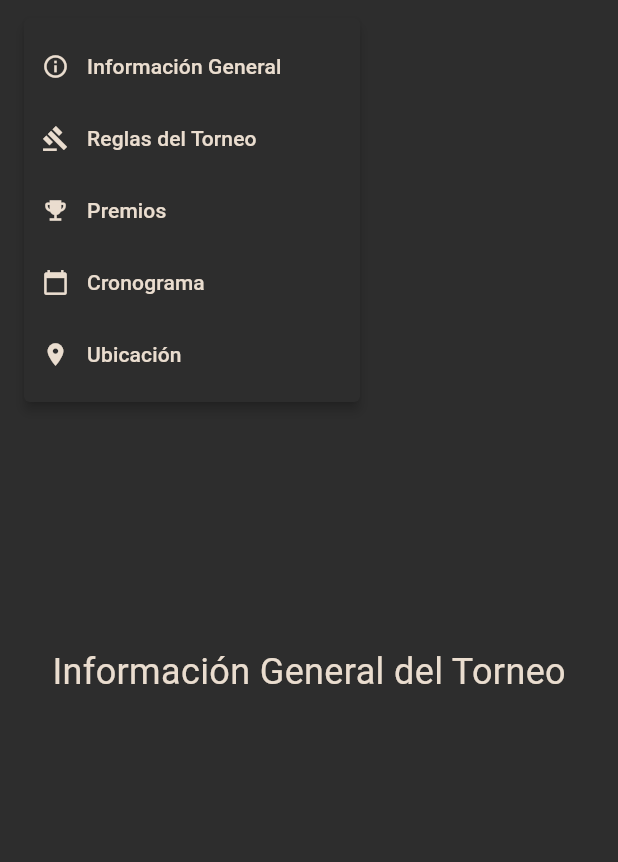
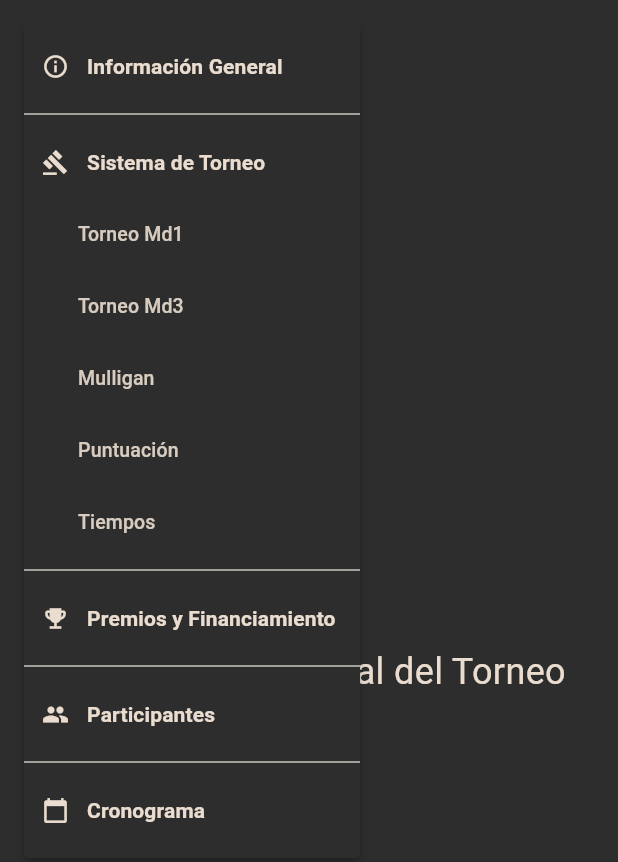
Before and after one commit to andreuvv/myl-tournament-web, a Flutter app: the TournamentInfoPage widget shown alone on an empty page, opened directly, after a tap on the "menu" icon, on a phone screen of 412 x 824 dp. Shown: the top 862 px of the screen. Run offline on Flutter 3.47's test engine with Material 3 defaults, Android fonts, the phone set to English and light mode, and no system bars; our stand-ins replace web; missing offline and left inert: dart:ui_web; Roboto replaces fonts that are missing (Georgia).

Commit message:
feat: refactor TournamentInfoPage to enhance structure and add subsections

```diff
--- a/lib/views/tournament_info_page.dart
+++ b/lib/views/tournament_info_page.dart
@@ -3,10 +3,18 @@ import 'package:myl_app_web/app_colors.dart';
 
 enum InfoSection {
   general,
-  rules,
-  prizes,
+  tournamentSystem,
+  prizesAndFunding,
+  participants,
   schedule,
-  location,
+}
+
+enum TournamentSubsection {
+  md1,
+  md3,
+  mulligan,
+  scoring,
+  timing,
 }
 
 extension InfoSectionExtension on InfoSection {
@@ -14,14 +22,14 @@ extension InfoSectionExtension on InfoSection {
     switch (this) {
       case InfoSection.general:
         return 'Información General';
-      case InfoSection.rules:
-        return 'Reglas del Torneo';
-      case InfoSection.prizes:
-        return 'Premios';
+      case InfoSection.tournamentSystem:
+        return 'Sistema de Torneo';
+      case InfoSection.prizesAndFunding:
+        return 'Premios y Financiamiento';
+      case InfoSection.participants:
+        return 'Participantes';
       case InfoSection.schedule:
         return 'Cronograma';
-      case InfoSection.location:
-        return 'Ubicación';
     }
   }
 
@@ -29,14 +37,40 @@ extension InfoSectionExtension on InfoSection {
     switch (this) {
       case InfoSection.general:
         return Icons.info_outline;
-      case InfoSection.rules:
+      case InfoSection.tournamentSystem:
         return Icons.gavel;
-      case InfoSection.prizes:
+      case InfoSection.prizesAndFunding:
         return Icons.emoji_events;
+      case InfoSection.participants:
+        return Icons.people;
       case InfoSection.schedule:
         return Icons.calendar_today;
-      case InfoSection.location:
-        return Icons.place;
+    }
+  }
+
+  List<TournamentSubsection>? get subsections {
+    switch (this) {
+      case InfoSection.tournamentSystem:
+        return TournamentSubsection.values;
+      default:
+        return null;
+    }
+  }
+}
+
+extension TournamentSubsectionExtension on TournamentSubsection {
+  String get title {
+    switch (this) {
+      case TournamentSubsection.md1:
+        return 'Torneo Md1';
+      case TournamentSubsection.md3:
+        return 'Torneo Md3';
+      case TournamentSubsection.mulligan:
+        return 'Mulligan';
+      case TournamentSubsection.scoring:
+        return 'Puntuación';
+      case TournamentSubsection.timing:
+        return 'Tiempos';
     }
   }
 }
@@ -50,19 +84,24 @@ class TournamentInfoPage extends StatefulWidget {
 
 class _TournamentInfoPageState extends State<TournamentInfoPage> {
   InfoSection _selectedSection = InfoSection.general;
+  TournamentSubsection? _selectedSubsection;
 
-  Widget _buildContent(InfoSection section) {
-    switch (section) {
+  Widget _buildContent() {
+    if (_selectedSubsection != null) {
+      return _buildSubsectionContent(_selectedSubsection!);
+    }
+
+    switch (_selectedSection) {
       case InfoSection.general:
         return _buildGeneralInfo();
-      case InfoSection.rules:
-        return _buildRules();
-      case InfoSection.prizes:
-        return _buildPrizes();
+      case InfoSection.tournamentSystem:
+        return _buildTournamentSystem();
+      case InfoSection.prizesAndFunding:
+        return _buildPrizesAndFunding();
+      case InfoSection.participants:
+        return _buildParticipants();
       case InfoSection.schedule:
         return _buildSchedule();
-      case InfoSection.location:
-        return _buildLocation();
     }
   }
 
@@ -75,19 +114,28 @@ class _TournamentInfoPageState extends State<TournamentInfoPage> {
     );
   }
 
-  Widget _buildRules() {
+  Widget _buildTournamentSystem() {
     return const Center(
       child: Text(
-        'Reglas del Torneo',
+        'Sistema de Torneo',
         style: TextStyle(color: AppColors.beige, fontSize: 24),
       ),
     );
   }
 
-  Widget _buildPrizes() {
+  Widget _buildPrizesAndFunding() {
     return const Center(
       child: Text(
-        'Premios',
+        'Premios y Financiamiento',
+        style: TextStyle(color: AppColors.beige, fontSize: 24),
+      ),
+    );
+  }
+
+  Widget _buildParticipants() {
+    return const Center(
+      child: Text(
+        'Participantes',
         style: TextStyle(color: AppColors.beige, fontSize: 24),
       ),
     );
@@ -102,33 +150,44 @@ class _TournamentInfoPageState extends State<TournamentInfoPage> {
     );
   }
 
-  Widget _buildLocation() {
-    return const Center(
+  Widget _buildSubsectionContent(TournamentSubsection subsection) {
+    return Center(
       child: Text(
-        'Ubicación',
-        style: TextStyle(color: AppColors.beige, fontSize: 24),
+        subsection.title,
+        style: const TextStyle(color: AppColors.beige, fontSize: 24),
       ),
     );
   }
 
   Widget _buildIndexItem(InfoSection section) {
-    final isSelected = _selectedSection == section;
-    return MouseRegion(
+    final isSectionSelected = _selectedSection == section;
+    final subsections = section.subsections;
+
+    return Column(
+      crossAxisAlignment: CrossAxisAlignment.stretch,
+      children: [
+        // Main section item
+        MouseRegion(
           cursor: SystemMouseCursors.click,
           child: GestureDetector(
             onTap: () {
               setState(() {
                 _selectedSection = section;
+                _selectedSubsection = null;
               });
             },
             child: Container(
               margin: const EdgeInsets.symmetric(vertical: 4, horizontal: 8),
               padding: const EdgeInsets.symmetric(vertical: 12, horizontal: 16),
               decoration: BoxDecoration(
-            color: isSelected ? AppColors.petrolBlue : Colors.transparent,
+                color: isSectionSelected && _selectedSubsection == null
+                    ? AppColors.petrolBlue
+                    : Colors.transparent,
                 borderRadius: BorderRadius.circular(8),
                 border: Border.all(
-              color: isSelected ? AppColors.ocher : Colors.transparent,
+                  color: isSectionSelected && _selectedSubsection == null
+                      ? AppColors.ocher
+                      : Colors.transparent,
                   width: 1,
                 ),
               ),
@@ -146,7 +205,9 @@ class _TournamentInfoPageState extends State<TournamentInfoPage> {
                       style: TextStyle(
                         color: AppColors.beige,
                         fontWeight:
-                        isSelected ? FontWeight.bold : FontWeight.normal,
+                            isSectionSelected && _selectedSubsection == null
+                                ? FontWeight.bold
+                                : FontWeight.normal,
                         fontSize: 16,
                       ),
                     ),
@@ -155,6 +216,52 @@ class _TournamentInfoPageState extends State<TournamentInfoPage> {
               ),
             ),
           ),
+        ),
+        // Subsections (always shown if they exist)
+        if (subsections != null)
+          ...subsections.map((subsection) {
+            final isSubsectionSelected = _selectedSubsection == subsection;
+            return MouseRegion(
+              cursor: SystemMouseCursors.click,
+              child: GestureDetector(
+                onTap: () {
+                  setState(() {
+                    _selectedSubsection = subsection;
+                    _selectedSection = section;
+                  });
+                },
+                child: Container(
+                  margin: const EdgeInsets.only(
+                      left: 32, right: 8, top: 2, bottom: 2),
+                  padding:
+                      const EdgeInsets.symmetric(vertical: 10, horizontal: 16),
+                  decoration: BoxDecoration(
+                    color: isSubsectionSelected
+                        ? AppColors.petrolBlue.withValues(alpha: 0.7)
+                        : Colors.transparent,
+                    borderRadius: BorderRadius.circular(6),
+                    border: Border.all(
+                      color: isSubsectionSelected
+                          ? AppColors.ocher
+                          : AppColors.beige.withValues(alpha: 0.2),
+                      width: 1,
+                    ),
+                  ),
+                  child: Text(
+                    subsection.title,
+                    style: TextStyle(
+                      color: AppColors.beige,
+                      fontWeight: isSubsectionSelected
+                          ? FontWeight.bold
+                          : FontWeight.normal,
+                      fontSize: 14,
+                    ),
+                  ),
+                ),
+              ),
+            );
+          }).toList(),
+      ],
     );
   }
 
@@ -177,7 +284,7 @@ class _TournamentInfoPageState extends State<TournamentInfoPage> {
         Expanded(
           child: Container(
             color: AppColors.coalGrey,
-            child: _buildContent(_selectedSection),
+            child: _buildContent(),
           ),
         ),
       ],
@@ -185,6 +292,8 @@ class _TournamentInfoPageState extends State<TournamentInfoPage> {
   }
 
   Widget _buildMobileLayout() {
+    final currentTitle = _selectedSubsection?.title ?? _selectedSection.title;
+
     return Column(
       children: [
         // Fixed header with title and menu
@@ -195,33 +304,74 @@ class _TournamentInfoPageState extends State<TournamentInfoPage> {
           ),
           child: Row(
             children: [
-              PopupMenuButton<InfoSection>(
+              PopupMenuButton<dynamic>(
                 icon: const Icon(Icons.menu, color: AppColors.beige),
                 color: AppColors.coalGrey,
-                onSelected: (section) {
+                onSelected: (value) {
                   setState(() {
-                    _selectedSection = section;
+                    if (value is InfoSection) {
+                      _selectedSection = value;
+                      _selectedSubsection = null;
+                    } else if (value is TournamentSubsection) {
+                      _selectedSubsection = value;
+                      _selectedSection = InfoSection.tournamentSystem;
+                    }
                   });
                 },
-                itemBuilder: (context) => InfoSection.values.map((section) {
-                  return PopupMenuItem(
+                itemBuilder: (context) {
+                  List<PopupMenuEntry<dynamic>> items = [];
+                  for (var section in InfoSection.values) {
+                    // Add section item
+                    items.add(
+                      PopupMenuItem(
                         value: section,
                         child: Row(
                           children: [
-                        Icon(section.icon, color: AppColors.beige, size: 18),
+                            Icon(section.icon,
+                                color: AppColors.beige, size: 18),
                             const SizedBox(width: 12),
                             Text(
                               section.title,
-                          style: const TextStyle(color: AppColors.beige),
+                              style: const TextStyle(
+                                color: AppColors.beige,
+                                fontWeight: FontWeight.bold,
+                              ),
                             ),
                           ],
                         ),
+                      ),
                     );
-                }).toList(),
+                    // Add subsection items if they exist
+                    if (section.subsections != null) {
+                      for (var subsection in section.subsections!) {
+                        items.add(
+                          PopupMenuItem(
+                            value: subsection,
+                            child: Padding(
+                              padding: const EdgeInsets.only(left: 24),
+                              child: Text(
+                                subsection.title,
+                                style: TextStyle(
+                                  color: AppColors.beige.withValues(alpha: 0.9),
+                                  fontSize: 13,
+                                ),
+                              ),
+                            ),
+                          ),
+                        );
+                      }
+                    }
+                    // Add divider between sections (except after last)
+                    if (section != InfoSection.values.last) {
+                      items.add(const PopupMenuDivider());
+                    }
+                  }
+                  return items;
+                },
               ),
               Expanded(
                 child: Text(
-                  _selectedSection.title,
+                  currentTitle,
                   style: const TextStyle(
                     color: AppColors.beige,
                     fontSize: 18,
@@ -236,7 +386,7 @@ class _TournamentInfoPageState extends State<TournamentInfoPage> {
         Expanded(
           child: Container(
             color: AppColors.coalGrey,
-            child: _buildContent(_selectedSection),
+            child: _buildContent(),
           ),
         ),
       ],
```
Lines whose indentation alone changed are shown as unchanged.
